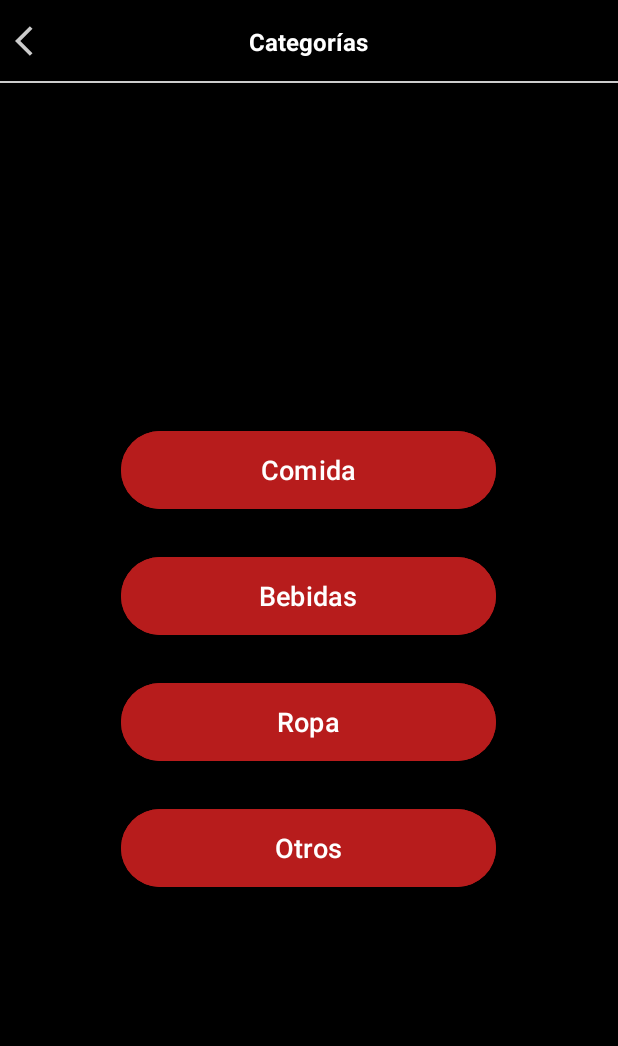
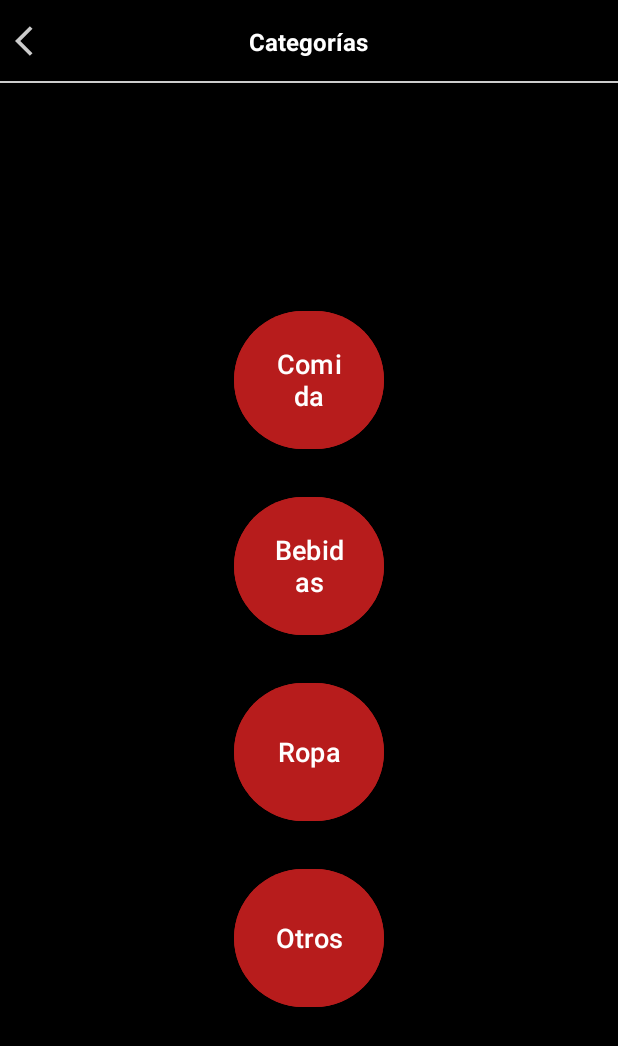
Before and after one commit to SmilexX98/MobileBusiness, an Android app: the fragment FragmentCategorias shown on its own in the app's theme, on a phone screen of 412 x 824 dp. Shown: the top 1046 px of the screen. Run offline under Robolectric (Android 15) with nearby library versions, the phone set to English and light mode, and no system bars.

Commit message:
Pantalla de categorias actualizada con nuevos y estilizados botones, hechos circulo

```diff
--- a/app/src/main/res/layout/fragment_categorias.xml
+++ b/app/src/main/res/layout/fragment_categorias.xml
@@ -51,8 +51,8 @@
         <!-- Botón 1 -->
         <com.google.android.material.button.MaterialButton
             android:id="@+id/button1"
-            android:layout_width="250dp"
-            android:layout_height="60dp"
+            android:layout_width="100dp"
+            android:layout_height="100dp"
             android:layout_margin="12dp"
             android:backgroundTint="@color/Tinto"
             android:cornerRadius="16dp"
@@ -62,8 +62,8 @@
         <!-- Botón 2 -->
         <com.google.android.material.button.MaterialButton
             android:id="@+id/button2"
-            android:layout_width="250dp"
-            android:layout_height="60dp"
+            android:layout_width="100dp"
+            android:layout_height="100dp"
             android:layout_margin="12dp"
             android:backgroundTint="@color/Tinto"
             android:cornerRadius="16dp"
@@ -73,8 +73,8 @@
         <!-- Botón 3 -->
         <com.google.android.material.button.MaterialButton
             android:id="@+id/button3"
-            android:layout_width="250dp"
-            android:layout_height="60dp"
+            android:layout_width="100dp"
+            android:layout_height="100dp"
             android:layout_margin="12dp"
             android:backgroundTint="@color/Tinto"
             android:cornerRadius="16dp"
@@ -84,8 +84,8 @@
         <!-- Botón 4 -->
         <com.google.android.material.button.MaterialButton
             android:id="@+id/button4"
-            android:layout_width="250dp"
-            android:layout_height="60dp"
+            android:layout_width="100dp"
+            android:layout_height="100dp"
             android:layout_margin="12dp"
             android:backgroundTint="@color/Tinto"
             android:cornerRadius="16dp"
```
